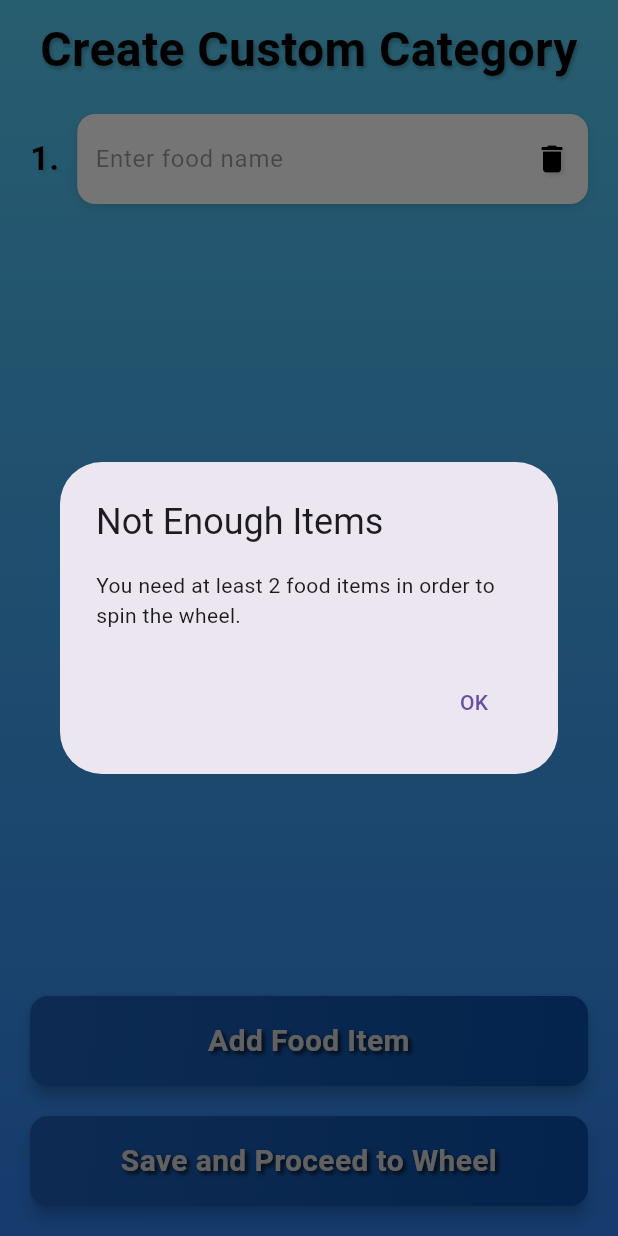
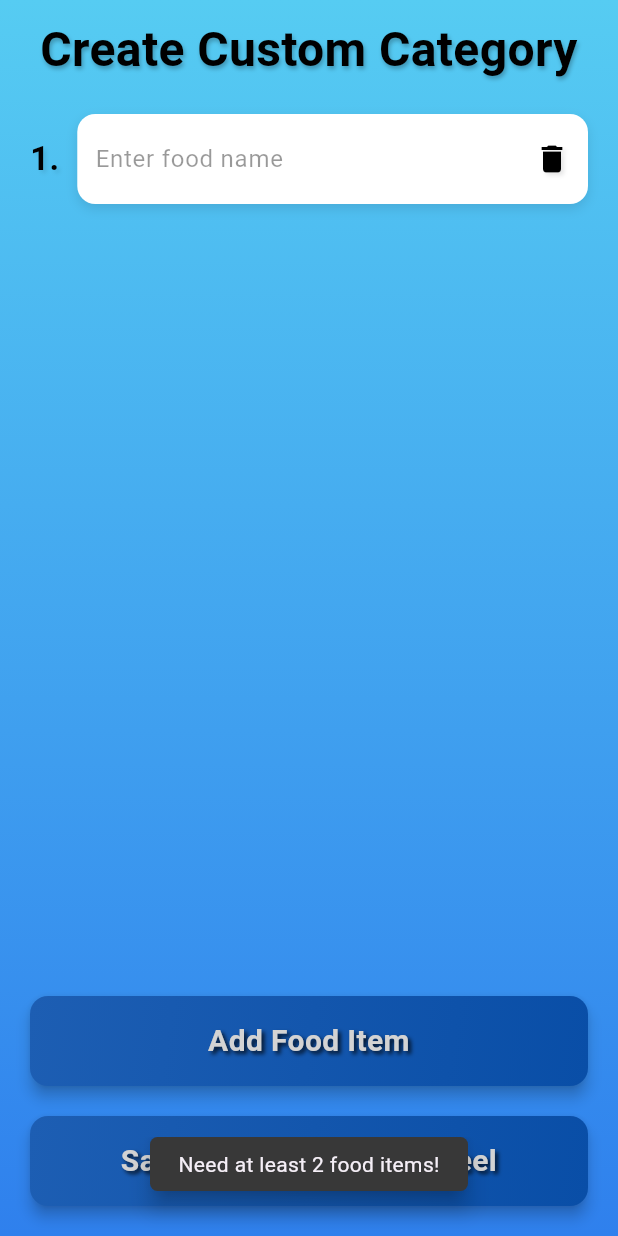
Before and after one commit to TyostoKarry/what_to_eat, a Flutter app: the WhatToEatCustomCategory screen opened directly, after a tap on "Save and Proceed to Wheel", on a phone screen of 412 x 824 dp. Run offline on Flutter 3.47's test engine with Material 3 defaults, Android fonts, the phone set to English and light mode, and no system bars; drawn by our look-alikes of auto_size_text; our stand-ins replace dropdown_search, flutter_fortune_wheel, geolocator.

Commit message:
Minor changes and fixes
- Moved national cuisines as second category option
- Adjusted category positions and info button positions
- Refactored the "Not enought items" dialog to a SnackBar on custom category
- Fixed misaligned spacing between distance label and icon on restaurant list view

```diff
--- a/lib/what_to_eat/models/what_to_eat_model.dart
+++ b/lib/what_to_eat/models/what_to_eat_model.dart
@@ -154,6 +154,107 @@ class WhatToEatModel extends ChangeNotifier {
           image: 'empty_plate.jpg',
           description:
               'Chicken wings are a popular finger food, often deep-fried and tossed in a variety of sauces, such as buffalo, barbecue, or garlic parmesan, and served as appetizers or snacks.',
+        ),
+      ],
+    ),
+    FoodCategory(
+      name: 'National Cuisines',
+      foodItems: [
+        FoodItem(
+          name: 'Mexico',
+          image: 'empty_plate.jpg',
+          description:
+              'Mexican cuisine is known for its bold flavors, use of spices, and iconic dishes like tacos, enchiladas, and tamales. It’s a vibrant mix of indigenous and Spanish influences.',
+        ),
+        FoodItem(
+          name: 'Italy',
+          image: 'empty_plate.jpg',
+          description:
+              'Italian cuisine is celebrated for its regional diversity, focusing on fresh ingredients like tomatoes, olive oil, pasta, and cheese. Iconic dishes include pizza, pasta, and risotto.',
+        ),
+        FoodItem(
+          name: 'Japan',
+          image: 'empty_plate.jpg',
+          description:
+              'Japanese cuisine emphasizes seasonal ingredients, precision, and balance. Sushi, ramen, and tempura are among the well-known dishes that showcase Japan’s culinary finesse.',
+        ),
+        FoodItem(
+          name: 'India',
+          image: 'empty_plate.jpg',
+          description:
+              'Indian cuisine is rich in spices and diverse in flavors, with dishes ranging from mild to fiery. Curries, biryani, and tandoori are among the many beloved dishes across India’s regions.',
+        ),
+        FoodItem(
+          name: 'China',
+          image: 'empty_plate.jpg',
+          description:
+              'Chinese cuisine offers a wide variety of flavors, from savory stir-fries to spicy Szechuan dishes. Noodles, dumplings, and sweet and sour dishes are hallmarks of this cuisine.',
+        ),
+        FoodItem(
+          name: 'France',
+          image: 'empty_plate.jpg',
+          description:
+              'French cuisine is renowned for its sophistication and rich flavors, with an emphasis on technique. Croissants, coq au vin, and creme brulee are just a few examples of this refined tradition.',
+        ),
+        FoodItem(
+          name: 'Thailand',
+          image: 'empty_plate.jpg',
+          description:
+              'Thai cuisine is known for its bold balance of sweet, sour, salty, and spicy flavors. Dishes like pad Thai, green curry, and tom yum soup are loved worldwide for their complexity.',
+        ),
+        FoodItem(
+          name: 'Greece',
+          image: 'empty_plate.jpg',
+          description:
+              'Greek cuisine is Mediterranean at its best, featuring fresh ingredients like olive oil, herbs, lamb, and fish. Popular dishes include moussaka, tzatziki, and Greek salad.',
+        ),
+        FoodItem(
+          name: 'Lebanon',
+          image: 'empty_plate.jpg',
+          description:
+              'Lebanese cuisine is known for its mezze—small dishes like hummus, tabbouleh, and falafel—as well as flavorful grilled meats and rich desserts like baklava.',
+        ),
+        FoodItem(
+          name: 'Spain',
+          image: 'empty_plate.jpg',
+          description:
+              'Spanish cuisine highlights regional diversity, from seafood-rich paella to small tapas plates. Olive oil, garlic, and saffron are staples in many Spanish dishes.',
+        ),
+        FoodItem(
+          name: 'Korea',
+          image: 'empty_plate.jpg',
+          description:
+              'Korean cuisine is centered around fermented foods, rice, and vegetables, with famous dishes like kimchi, bibimbap, and Korean barbecue showcasing bold flavors and vibrant colors.',
+        ),
+        FoodItem(
+          name: 'Vietnam',
+          image: 'empty_plate.jpg',
+          description:
+              'Vietnamese cuisine is fresh and aromatic, with dishes like pho, banh mi, and fresh spring rolls exemplifying the use of herbs, rice noodles, and savory broths.',
+        ),
+        FoodItem(
+          name: 'Germany',
+          image: 'empty_plate.jpg',
+          description:
+              'German cuisine is known for hearty dishes like sausages, schnitzel, and pretzels. Potatoes, cabbage, and meats are staples, often served with mustard and beer.',
+        ),
+        FoodItem(
+          name: 'Morocco',
+          image: 'empty_plate.jpg',
+          description:
+              'Moroccan cuisine blends Arabic, Berber, and Mediterranean influences, with fragrant spices and slow-cooked dishes like tagine and couscous being central to the cuisine.',
+        ),
+        FoodItem(
+          name: 'Turkey',
+          image: 'empty_plate.jpg',
+          description:
+              'Turkish cuisine bridges European and Middle Eastern flavors, with kebabs, baklava, and rich yogurt-based sauces being highlights of this diverse culinary tradition.',
+        ),
+        FoodItem(
+          name: 'Brazil',
+          image: 'empty_plate.jpg',
+          description:
+              'Brazilian cuisine is vibrant and varied, known for dishes like feijoada (a black bean stew) and churrasco (grilled meats). It reflects the country’s blend of indigenous, African, and Portuguese influences.',
         ),
       ],
     ),
@@ -685,106 +786,5 @@ class WhatToEatModel extends ChangeNotifier {
         ),
       ],
     ),
-    FoodCategory(
-      name: 'National Cuisines',
-      foodItems: [
-        FoodItem(
-          name: 'Mexico',
-          image: 'empty_plate.jpg',
-          description:
-              'Mexican cuisine is known for its bold flavors, use of spices, and iconic dishes like tacos, enchiladas, and tamales. It’s a vibrant mix of indigenous and Spanish influences.',
-        ),
-        FoodItem(
-          name: 'Italy',
-          image: 'empty_plate.jpg',
-          description:
-              'Italian cuisine is celebrated for its regional diversity, focusing on fresh ingredients like tomatoes, olive oil, pasta, and cheese. Iconic dishes include pizza, pasta, and risotto.',
-        ),
-        FoodItem(
-          name: 'Japan',
-          image: 'empty_plate.jpg',
-          description:
-              'Japanese cuisine emphasizes seasonal ingredients, precision, and balance. Sushi, ramen, and tempura are among the well-known dishes that showcase Japan’s culinary finesse.',
-        ),
-        FoodItem(
-          name: 'India',
-          image: 'empty_plate.jpg',
-          description:
-              'Indian cuisine is rich in spices and diverse in flavors, with dishes ranging from mild to fiery. Curries, biryani, and tandoori are among the many beloved dishes across India’s regions.',
-        ),
-        FoodItem(
-          name: 'China',
-          image: 'empty_plate.jpg',
-          description:
-              'Chinese cuisine offers a wide variety of flavors, from savory stir-fries to spicy Szechuan dishes. Noodles, dumplings, and sweet and sour dishes are hallmarks of this cuisine.',
-        ),
-        FoodItem(
-          name: 'France',
-          image: 'empty_plate.jpg',
-          description:
-              'French cuisine is renowned for its sophistication and rich flavors, with an emphasis on technique. Croissants, coq au vin, and creme brulee are just a few examples of this refined tradition.',
-        ),
-        FoodItem(
-          name: 'Thailand',
-          image: 'empty_plate.jpg',
-          description:
-              'Thai cuisine is known for its bold balance of sweet, sour, salty, and spicy flavors. Dishes like pad Thai, green curry, and tom yum soup are loved worldwide for their complexity.',
-        ),
-        FoodItem(
-          name: 'Greece',
-          image: 'empty_plate.jpg',
-          description:
-              'Greek cuisine is Mediterranean at its best, featuring fresh ingredients like olive oil, herbs, lamb, and fish. Popular dishes include moussaka, tzatziki, and Greek salad.',
-        ),
-        FoodItem(
-          name: 'Lebanon',
-          image: 'empty_plate.jpg',
-          description:
-              'Lebanese cuisine is known for its mezze—small dishes like hummus, tabbouleh, and falafel—as well as flavorful grilled meats and rich desserts like baklava.',
-        ),
-        FoodItem(
-          name: 'Spain',
-          image: 'empty_plate.jpg',
-          description:
-              'Spanish cuisine highlights regional diversity, from seafood-rich paella to small tapas plates. Olive oil, garlic, and saffron are staples in many Spanish dishes.',
-        ),
-        FoodItem(
-          name: 'Korea',
-          image: 'empty_plate.jpg',
-          description:
-              'Korean cuisine is centered around fermented foods, rice, and vegetables, with famous dishes like kimchi, bibimbap, and Korean barbecue showcasing bold flavors and vibrant colors.',
-        ),
-        FoodItem(
-          name: 'Vietnam',
-          image: 'empty_plate.jpg',
-          description:
-              'Vietnamese cuisine is fresh and aromatic, with dishes like pho, banh mi, and fresh spring rolls exemplifying the use of herbs, rice noodles, and savory broths.',
-        ),
-        FoodItem(
-          name: 'Germany',
-          image: 'empty_plate.jpg',
-          description:
-              'German cuisine is known for hearty dishes like sausages, schnitzel, and pretzels. Potatoes, cabbage, and meats are staples, often served with mustard and beer.',
-        ),
-        FoodItem(
-          name: 'Morocco',
-          image: 'empty_plate.jpg',
-          description:
-              'Moroccan cuisine blends Arabic, Berber, and Mediterranean influences, with fragrant spices and slow-cooked dishes like tagine and couscous being central to the cuisine.',
-        ),
-        FoodItem(
-          name: 'Turkey',
-          image: 'empty_plate.jpg',
-          description:
-              'Turkish cuisine bridges European and Middle Eastern flavors, with kebabs, baklava, and rich yogurt-based sauces being highlights of this diverse culinary tradition.',
-        ),
-        FoodItem(
-          name: 'Brazil',
-          image: 'empty_plate.jpg',
-          description:
-              'Brazilian cuisine is vibrant and varied, known for dishes like feijoada (a black bean stew) and churrasco (grilled meats). It reflects the country’s blend of indigenous, African, and Portuguese influences.',
-        ),
-      ],
-    ),
   ];
 }
--- a/lib/what_to_eat/views/what_to_eat_categories.dart
+++ b/lib/what_to_eat/views/what_to_eat_categories.dart
@@ -28,6 +28,7 @@ class WhatToEatCategoriesState extends State<WhatToEatCategories> {
             WTEViewTitle(
               titleText: 'Select Food Category',
             ),
+            SizedBox(height: 10),
             Expanded(
               child: Padding(
                 padding: const EdgeInsets.all(12.0),
@@ -87,7 +88,7 @@ class WhatToEatCategoriesState extends State<WhatToEatCategories> {
                           ),
                           Positioned(
                             bottom: -2,
-                            right: 4,
+                            right: 0,
                             child: FoodItemsPopup(
                               foodCategory:
                                   WhatToEatModel.foodCategories[index],
--- a/lib/what_to_eat/views/what_to_eat_custom_category.dart
+++ b/lib/what_to_eat/views/what_to_eat_custom_category.dart
@@ -17,6 +17,7 @@ class WhatToEatCustomCategoryState extends State<WhatToEatCustomCategory> {
   final List<TextEditingController> _foodItems = [];
   final List<double> _foodItemOpacities = [];
   bool _isAnimating = false;
+  bool _snackBarVisible = false;
 
   static const Duration disableButtonDuration = Duration(milliseconds: 300);
 
@@ -88,23 +89,30 @@ class WhatToEatCustomCategoryState extends State<WhatToEatCustomCategory> {
     }
 
     if (validFoodItemsCount < 2) {
-      showDialog(
-        context: context,
-        builder: (BuildContext context) {
-          return AlertDialog(
-            title: const Text('Not Enough Items'),
-            content: const Text(
-                'You need at least 2 food items in order to spin the wheel.'),
-            actions: <Widget>[
-              TextButton(
-                child: const Text('OK'),
-                onPressed: () {
-                  Navigator.of(context).pop();
-                },
-              ),
-            ],
-          );
-        },
+      if (_snackBarVisible) return;
+      _snackBarVisible = true;
+
+      ScaffoldMessenger.of(context).showSnackBar(
+        SnackBar(
+          content: Center(
+            child: Text('Need at least 2 food items!'),
+          ),
+          duration: Duration(seconds: 2),
+          backgroundColor: Color.fromARGB(255, 56, 56, 56),
+          padding: EdgeInsets.all(8.0),
+          margin: EdgeInsets.only(bottom: 30.0, left: 100.0, right: 100.0),
+          behavior: SnackBarBehavior.floating,
+          shape: RoundedRectangleBorder(
+            borderRadius: BorderRadius.circular(5.0),
+          ),
+          onVisible: () {
+            Future.delayed(Duration(seconds: 2), () {
+              setState(() {
+                _snackBarVisible = false;
+              });
+            });
+          },
+        ),
       );
     } else {
       model.setSelectedCategory(customCategory);
--- a/lib/where_to_eat/views/where_to_eat_list_restaurants.dart
+++ b/lib/where_to_eat/views/where_to_eat_list_restaurants.dart
@@ -229,7 +229,7 @@ class DistanceWidget extends StatelessWidget {
                 ),
               ],
             ),
-            SizedBox(width: 5),
+            SizedBox(width: 10),
             WTEText(
               text: 'Distance',
               color: AppColors.textPrimaryColor,
```
